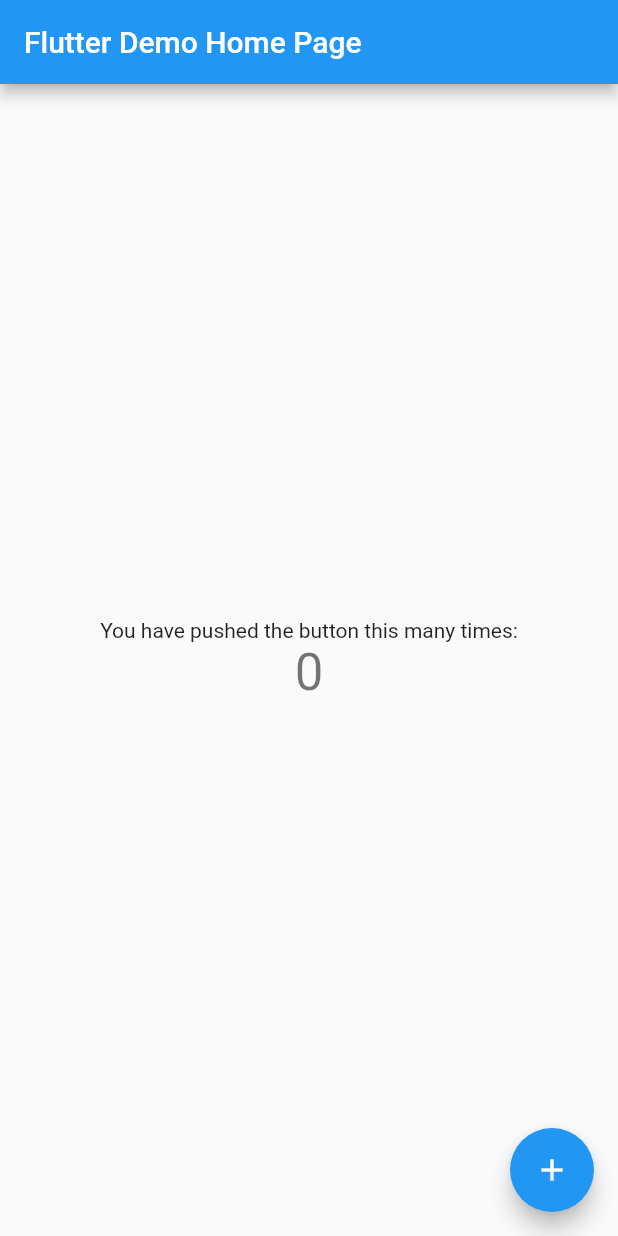
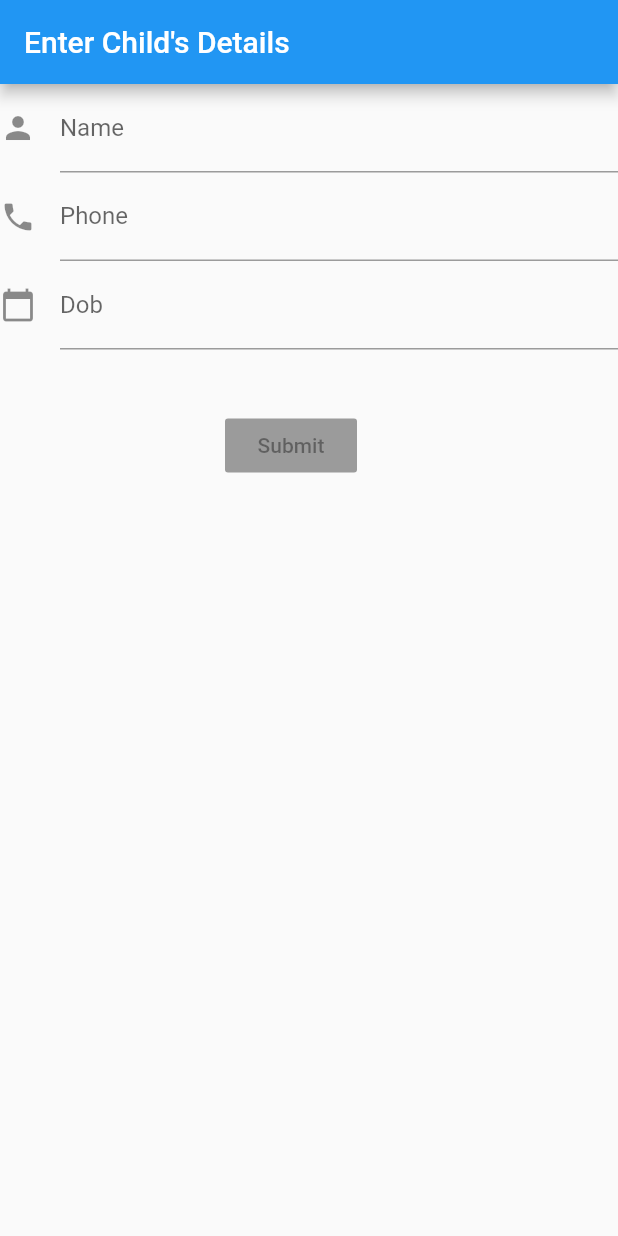
Before and after one commit to mattalejo/sigla, a Flutter app: the screen it shows after launch, on a phone screen of 412 x 824 dp. Run offline on Flutter 3.47's test engine with Material 2 defaults, Android fonts, the phone set to English and light mode, and no system bars.

Commit message:
home page

```diff
--- a/lib/main.dart
+++ b/lib/main.dart
@@ -1,115 +1,74 @@
 import 'package:flutter/material.dart';
 
-void main() {
-  runApp(const MyApp());
-}
+void main() => runApp(MyApp());
 
 class MyApp extends StatelessWidget {
-  const MyApp({Key? key}) : super(key: key);
-
-  // This widget is the root of your application.
   @override
   Widget build(BuildContext context) {
+    final appTitle = "Enter Child's Details";
     return MaterialApp(
-      title: 'Flutter Demo',
-      theme: ThemeData(
-        // This is the theme of your application.
-        //
-        // Try running your application with "flutter run". You'll see the
-        // application has a blue toolbar. Then, without quitting the app, try
-        // changing the primarySwatch below to Colors.green and then invoke
-        // "hot reload" (press "r" in the console where you ran "flutter run",
-        // or simply save your changes to "hot reload" in a Flutter IDE).
-        // Notice that the counter didn't reset back to zero; the application
-        // is not restarted.
-        primarySwatch: Colors.blue,
+      title: appTitle,
+      home: Scaffold(
+        appBar: AppBar(
+          title: Text(appTitle),
+        ),
+        body: MyCustomForm(),
       ),
-      home: const MyHomePage(title: 'Flutter Demo Home Page'),
     );
   }
 }
 
-class MyHomePage extends StatefulWidget {
-  const MyHomePage({Key? key, required this.title}) : super(key: key);
-
-  // This widget is the home page of your application. It is stateful, meaning
-  // that it has a State object (defined below) that contains fields that affect
-  // how it looks.
-
-  // This class is the configuration for the state. It holds the values (in this
-  // case the title) provided by the parent (in this case the App widget) and
-  // used by the build method of the State. Fields in a Widget subclass are
-  // always marked "final".
-
-  final String title;
-
+// Create a Form widget.
+class MyCustomForm extends StatefulWidget {
   @override
-  State<MyHomePage> createState() => _MyHomePageState();
+  MyCustomFormState createState() {
+    return MyCustomFormState();
+  }
 }
 
-class _MyHomePageState extends State<MyHomePage> {
-  int _counter = 0;
-
-  void _incrementCounter() {
-    setState(() {
-      // This call to setState tells the Flutter framework that something has
-      // changed in this State, which causes it to rerun the build method below
-      // so that the display can reflect the updated values. If we changed
-      // _counter without calling setState(), then the build method would not be
-      // called again, and so nothing would appear to happen.
-      _counter++;
-    });
-  }
+// Create a corresponding State class. This class holds data related to the form.
+class MyCustomFormState extends State<MyCustomForm> {
+  // Create a global key that uniquely identifies the Form widget
+  // and allows validation of the form.
+  final _formKey = GlobalKey<FormState>();
 
   @override
   Widget build(BuildContext context) {
-    // This method is rerun every time setState is called, for instance as done
-    // by the _incrementCounter method above.
-    //
-    // The Flutter framework has been optimized to make rerunning build methods
-    // fast, so that you can just rebuild anything that needs updating rather
-    // than having to individually change instances of widgets.
-    return Scaffold(
-      appBar: AppBar(
-        // Here we take the value from the MyHomePage object that was created by
-        // the App.build method, and use it to set our appbar title.
-        title: Text(widget.title),
+    // Build a Form widget using the _formKey created above.
+    return Form(
+      key: _formKey,
+      child: Column(
+        crossAxisAlignment: CrossAxisAlignment.start,
+        children: <Widget>[
+          TextFormField(
+            decoration: const InputDecoration(
+              icon: const Icon(Icons.person),
+              hintText: 'Enter your name',
+              labelText: 'Name',
+            ),
+          ),
+          TextFormField(
+            decoration: const InputDecoration(
+              icon: const Icon(Icons.phone),
+              hintText: 'Enter a phone number',
+              labelText: 'Phone',
+            ),
+          ),
+          TextFormField(
+            decoration: const InputDecoration(
+              icon: const Icon(Icons.calendar_today),
+              hintText: 'Enter your date of birth',
+              labelText: 'Dob',
+            ),
+          ),
+          new Container(
+              padding: const EdgeInsets.only(left: 150.0, top: 40.0),
+              child: new RaisedButton(
+                child: const Text('Submit'),
+                onPressed: null,
+              )),
+        ],
       ),
-      body: Center(
-        // Center is a layout widget. It takes a single child and positions it
-        // in the middle of the parent.
-        child: Column(
-          // Column is also a layout widget. It takes a list of children and
-          // arranges them vertically. By default, it sizes itself to fit its
-          // children horizontally, and tries to be as tall as its parent.
-          //
-          // Invoke "debug painting" (press "p" in the console, choose the
-          // "Toggle Debug Paint" action from the Flutter Inspector in Android
-          // Studio, or the "Toggle Debug Paint" command in Visual Studio Code)
-          // to see the wireframe for each widget.
-          //
-          // Column has various properties to control how it sizes itself and
-          // how it positions its children. Here we use mainAxisAlignment to
-          // center the children vertically; the main axis here is the vertical
-          // axis because Columns are vertical (the cross axis would be
-          // horizontal).
-          mainAxisAlignment: MainAxisAlignment.center,
-          children: <Widget>[
-            const Text(
-              'You have pushed the button this many times:',
-            ),
-            Text(
-              '$_counter',
-              style: Theme.of(context).textTheme.headline4,
-            ),
-          ],
-        ),
-      ),
-      floatingActionButton: FloatingActionButton(
-        onPressed: _incrementCounter,
-        tooltip: 'Increment',
-        child: const Icon(Icons.add),
-      ), // This trailing comma makes auto-formatting nicer for build methods.
     );
   }
 }
```
Also changed, not shown: 1 other file.
